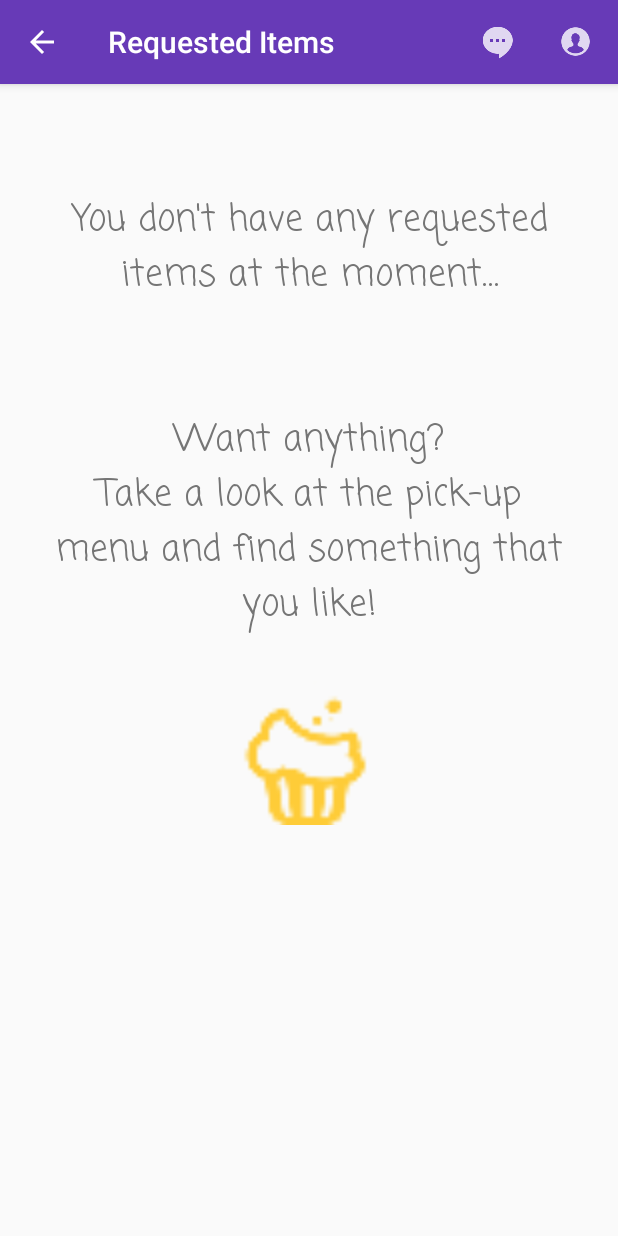
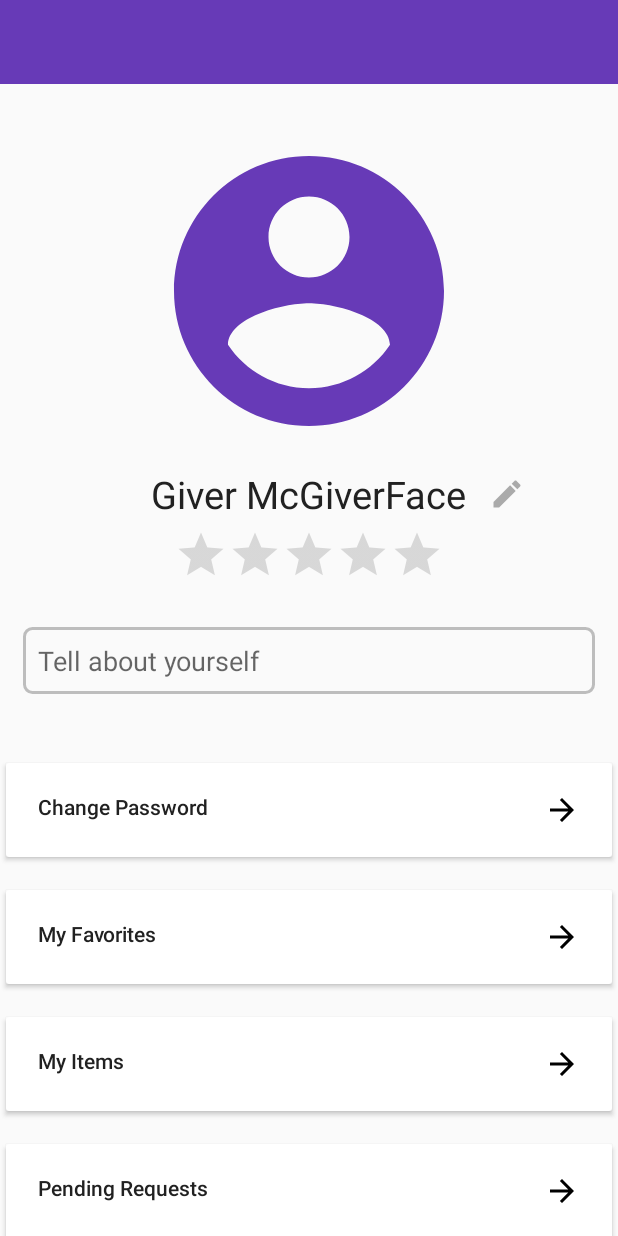
Before and after one commit to Technion236272/2019a-TakeCare, an Android app: the screen it shows after launch (RequestedItemsActivity before the commit, UserProfileActivity after it), on a phone screen of 412 x 824 dp. Run offline under Robolectric (Android 15) with nearby library versions, the phone set to English and light mode, and no system bars; Roboto replaces fonts that are not available here.

Commit message:
User Profile Activity finished

```diff
--- a/app/src/main/AndroidManifest.xml
+++ b/app/src/main/AndroidManifest.xml
@@ -55,9 +55,10 @@
         <activity
             android:name=".RequestedItemsActivity"
             android:label="@string/requested_items_menu_title">
+        </activity>
+        <activity android:name=".UserProfileActivity">
             <intent-filter>
                 <action android:name="android.intent.action.MAIN" />
-
                 <category android:name="android.intent.category.LAUNCHER" />
             </intent-filter>
         </activity>
--- /dev/null
+++ b/app/src/main/java/com/example/yuval/takecare/UserProfileActivity.java
@@ -0,0 +1,13 @@
+package com.example.yuval.takecare;
+
+import android.support.v7.app.AppCompatActivity;
+import android.os.Bundle;
+
+public class UserProfileActivity extends AppCompatActivity {
+
+    @Override
+    protected void onCreate(Bundle savedInstanceState) {
+        super.onCreate(savedInstanceState);
+        setContentView(R.layout.activity_user_profile);
+    }
+}
--- /dev/null
+++ b/app/src/main/res/drawable/ic_arrow_forward_black_24dp.xml
@@ -0,0 +1,9 @@
+<vector xmlns:android="http://schemas.android.com/apk/res/android"
+        android:width="24dp"
+        android:height="24dp"
+        android:viewportWidth="24.0"
+        android:viewportHeight="24.0">
+    <path
+        android:fillColor="#FF000000"
+        android:pathData="M12,4l-1.41,1.41L16.17,11H4v2h12.17l-5.58,5.59L12,20l8,-8z"/>
+</vector>
--- /dev/null
+++ b/app/src/main/res/drawable/ic_edit_black_24dp.xml
@@ -0,0 +1,9 @@
+<vector xmlns:android="http://schemas.android.com/apk/res/android"
+        android:width="24dp"
+        android:height="24dp"
+        android:viewportWidth="24.0"
+        android:viewportHeight="24.0">
+    <path
+        android:fillColor="@android:color/darker_gray"
+        android:pathData="M3,17.25V21h3.75L17.81,9.94l-3.75,-3.75L3,17.25zM20.71,7.04c0.39,-0.39 0.39,-1.02 0,-1.41l-2.34,-2.34c-0.39,-0.39 -1.02,-0.39 -1.41,0l-1.83,1.83 3.75,3.75 1.83,-1.83z"/>
+</vector>
--- /dev/null
+++ b/app/src/main/res/drawable/ic_user_vector.xml
@@ -0,0 +1,4 @@
+<vector android:height="216dp" android:viewportHeight="24"
+    android:viewportWidth="24" android:width="216dp" xmlns:android="http://schemas.android.com/apk/res/android">
+    <path android:fillColor="@color/colorPrimary" android:pathData="M12,2C6.48,2 2,6.48 2,12s4.48,10 10,10 10,-4.48 10,-10S17.52,2 12,2zM12,5c1.66,0 3,1.34 3,3s-1.34,3 -3,3 -3,-1.34 -3,-3 1.34,-3 3,-3zM12,19.2c-2.5,0 -4.71,-1.28 -6,-3.22 0.03,-1.99 4,-3.08 6,-3.08 1.99,0 5.97,1.09 6,3.08 -1.29,1.94 -3.5,3.22 -6,3.22z"/>
+</vector>
--- /dev/null
+++ b/app/src/main/res/drawable/text_box.xml
@@ -0,0 +1,9 @@
+<?xml version="1.0" encoding="utf-8"?>
+<shape xmlns:android="http://schemas.android.com/apk/res/android"
+    android:shape="rectangle">
+    <solid android:color="@android:color/transparent"/>
+    <stroke android:width="2dp" android:color="@color/divider"/>
+    <corners
+        android:radius="5dp">
+    </corners>
+</shape>
--- /dev/null
+++ b/app/src/main/res/drawable/user_profile_button.xml
@@ -0,0 +1,7 @@
+<?xml version="1.0" encoding="utf-8"?>
+<selector xmlns:android="http://schemas.android.com/apk/res/android">
+    <item><shape android:shape="rectangle">
+        <solid android:color="@android:color/transparent" />
+        <stroke android:width="3dp" android:color="@color/secondary_text" />
+    </shape></item>
+</selector>
--- /dev/null
+++ b/app/src/main/res/layout/activity_user_profile.xml
@@ -0,0 +1,190 @@
+<?xml version="1.0" encoding="utf-8"?>
+<LinearLayout xmlns:android="http://schemas.android.com/apk/res/android"
+    xmlns:app="http://schemas.android.com/apk/res-auto"
+    xmlns:tools="http://schemas.android.com/tools"
+    android:layout_width="match_parent"
+    android:layout_height="match_parent"
+    android:orientation="vertical"
+    tools:context=".UserProfileActivity">
+
+    <android.support.v7.widget.Toolbar
+        android:id="@+id/dummy_toolbar"
+        android:layout_width="match_parent"
+        android:layout_height="wrap_content"
+        android:background="?attr/colorPrimary"
+        android:minHeight="?attr/actionBarSize"
+        android:theme="?attr/actionBarTheme" />
+
+    <ScrollView
+        android:layout_width="match_parent"
+        android:layout_height="match_parent"
+        android:fillViewport="true">
+
+        <RelativeLayout
+            android:layout_width="match_parent"
+            android:layout_height="wrap_content">
+
+            <ImageView
+                android:id="@+id/profile_pic"
+                android:layout_width="wrap_content"
+                android:layout_height="wrap_content"
+                android:layout_alignParentTop="true"
+                android:layout_centerHorizontal="true"
+                android:layout_marginTop="30dp"
+                app:srcCompat="@drawable/ic_user_vector"/>
+
+            <TextView
+                android:id="@+id/user_name"
+                android:layout_width="wrap_content"
+                android:layout_height="wrap_content"
+                android:layout_below="@id/profile_pic"
+                android:layout_centerHorizontal="true"
+                android:layout_marginTop="10dp"
+                android:text="Giver McGiverFace"
+                android:textColor="@color/primary_text"
+                android:textSize="25sp" />
+
+            <RatingBar
+                android:id="@+id/ratingBar"
+                android:layout_width="wrap_content"
+                android:layout_height="wrap_content"
+                style="@style/Base.Widget.AppCompat.RatingBar.Indicator"
+                android:layout_centerHorizontal="true"
+                android:layout_below="@id/user_name"
+                android:layout_marginTop="5dp" />
+
+            <ImageButton
+                android:id="@+id/imageButton"
+                android:layout_width="wrap_content"
+                android:layout_height="wrap_content"
+                android:layout_toEndOf="@id/user_name"
+                android:layout_toRightOf="@id/user_name"
+                android:layout_below="@id/profile_pic"
+                android:layout_marginTop="15dp"
+                android:layout_marginStart="15dp"
+                android:layout_marginLeft="15dp"
+                android:background="@android:color/transparent"
+                app:srcCompat="@drawable/ic_edit_black_24dp" />
+
+            <EditText
+                android:id="@+id/about"
+                android:layout_width="match_parent"
+                android:layout_height="wrap_content"
+                android:layout_marginStart="15dp"
+                android:layout_marginLeft="15dp"
+                android:layout_marginEnd="15dp"
+                android:layout_marginRight="15dp"
+                android:layout_marginTop="30dp"
+                android:padding="10dp"
+                android:layout_below="@id/ratingBar"
+                android:ems="10"
+                android:inputType="text"
+                android:maxLines="5"
+                android:hint="Tell about yourself"
+                android:background="@drawable/text_box"/>
+
+            <Button
+                android:id="@+id/change_password"
+                android:layout_width="match_parent"
+                android:layout_height="wrap_content"
+                android:text="@string/change_password"
+                android:textAllCaps="false"
+                android:layout_below="@id/about"
+                android:layout_marginTop="40dp"
+                android:gravity="start"
+                android:padding="25dp"
+                android:drawableEnd="@drawable/ic_arrow_forward_black_24dp"
+                android:drawableRight="@drawable/ic_arrow_forward_black_24dp"
+                app:backgroundTint="@android:color/transparent"
+                app:backgroundTintMode="add"/>
+
+            <Button
+                android:id="@+id/my_favorites"
+                android:layout_width="match_parent"
+                android:layout_height="wrap_content"
+                android:text="@string/my_favorites"
+                android:textAllCaps="false"
+                android:layout_below="@id/change_password"
+                android:layout_marginTop="10dp"
+                android:gravity="start"
+                android:padding="25dp"
+                android:drawableEnd="@drawable/ic_arrow_forward_black_24dp"
+                android:drawableRight="@drawable/ic_arrow_forward_black_24dp"
+                app:backgroundTint="@android:color/transparent"
+                app:backgroundTintMode="add"
+                />
+            <Button
+                android:id="@+id/my_items"
+                android:layout_width="match_parent"
+                android:layout_height="wrap_content"
+                android:text="@string/my_items"
+                android:textAllCaps="false"
+                android:layout_below="@id/my_favorites"
+                android:layout_marginTop="10dp"
+                android:gravity="start"
+                android:padding="25dp"
+                android:drawableEnd="@drawable/ic_arrow_forward_black_24dp"
+                android:drawableRight="@drawable/ic_arrow_forward_black_24dp"
+                app:backgroundTint="@android:color/transparent"
+                app:backgroundTintMode="add"
+                />
+            <Button
+                android:id="@+id/pending_requests"
+                android:layout_width="match_parent"
+                android:layout_height="wrap_content"
+                android:text="@string/pending_requests"
+                android:textAllCaps="false"
+                android:layout_below="@id/my_items"
+                android:layout_marginTop="10dp"
+                android:gravity="start"
+                android:padding="25dp"
+                android:drawableEnd="@drawable/ic_arrow_forward_black_24dp"
+                android:drawableRight="@drawable/ic_arrow_forward_black_24dp"
+                app:backgroundTint="@android:color/transparent"
+                app:backgroundTintMode="add"
+                />
+
+            <Switch
+                android:id="@+id/show_phone_number"
+                android:layout_width="match_parent"
+                android:layout_height="wrap_content"
+                android:layout_marginTop="30dp"
+                android:padding="20dp"
+                android:layout_below="@id/pending_requests"
+                android:text="@string/show_phone_number" />
+
+            <Switch
+                android:id="@+id/unmute_favorites"
+                android:layout_width="match_parent"
+                android:layout_height="wrap_content"
+                android:layout_marginTop="10dp"
+                android:layout_marginBottom="40dp"
+                android:padding="20dp"
+                android:layout_below="@id/show_phone_number"
+                android:text="@string/get_favorites_notifications" />
+
+            <Button
+                android:id="@+id/logout"
+                android:layout_width="match_parent"
+                android:layout_height="wrap_content"
+                android:text="@string/log_out"
+                android:textAllCaps="false"
+                android:layout_below="@id/unmute_favorites"
+                android:layout_alignParentBottom="true"
+                android:layout_marginTop="10dp"
+                android:gravity="start"
+                android:padding="30dp"
+                android:textColor="@android:color/white"
+                android:drawableEnd="@drawable/ic_logout_small"
+                android:drawableRight="@drawable/ic_arrow_forward_black_24dp"
+                android:background="@android:color/holo_red_dark"
+                android:foreground="?android:attr/selectableItemBackground"
+                android:clickable="true"
+                android:focusable="true"
+                app:backgroundTint="@android:color/holo_red_dark"
+                app:backgroundTintMode="add"
+                />
+        </RelativeLayout>
+    </ScrollView>
+
+</LinearLayout>
--- a/app/src/main/res/values/strings.xml
+++ b/app/src/main/res/values/strings.xml
@@ -72,5 +72,14 @@
     <string name="shared_items_empty_feed_text">Looks like you didn\'t share anything yet…\n\n\nWhy not get started?\nTake a look around the house and find something that you\'d like to share with others!</string>
     <string name="requested_items_empty_feed_text">You don\'t have any requested items at the moment…\n\n\nWant anything?\nTake a look at the pick-up menu and find something that you like!</string>
 
+    <!--User Profile elements-->
+    <string name="show_phone_number">Show Phone Number</string>
+    <string name="get_favorites_notifications">Receive Notifications from Favorites</string>
+    <string name="change_password">Change Password</string>
+    <string name="my_favorites">My Favorites</string>
+    <string name="my_items">My Items</string>
+    <string name="pending_requests">Pending Requests</string>
+    <string name="log_out">Log Out</string>
+
     <!---->
 </resources>
--- a/app/src/main/res/values/styles.xml
+++ b/app/src/main/res/values/styles.xml
@@ -17,7 +17,7 @@
     </style>
 
     <style name="UserSettings" parent="@android:style/Widget.Holo.ActionButton.Overflow">
-        <item name="android:src">@drawable/ic_user</item>
+        <item name="android:src">@drawable/ic_user_vector</item>
     </style>
 
     <style name="MenuTitle">
```
